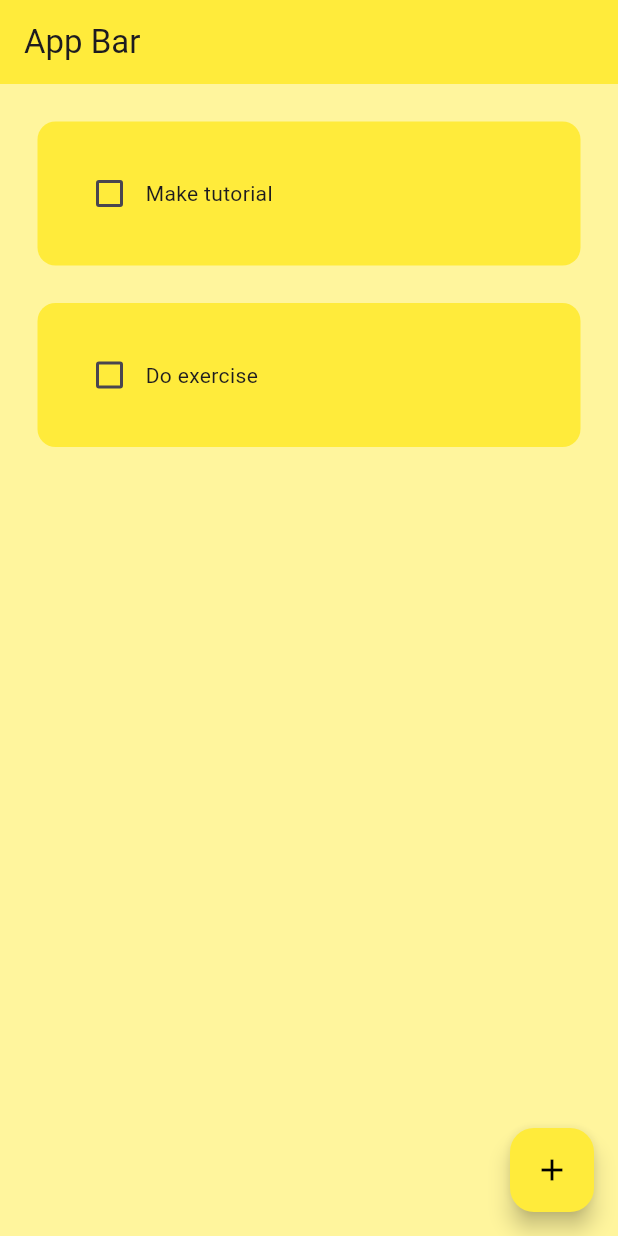
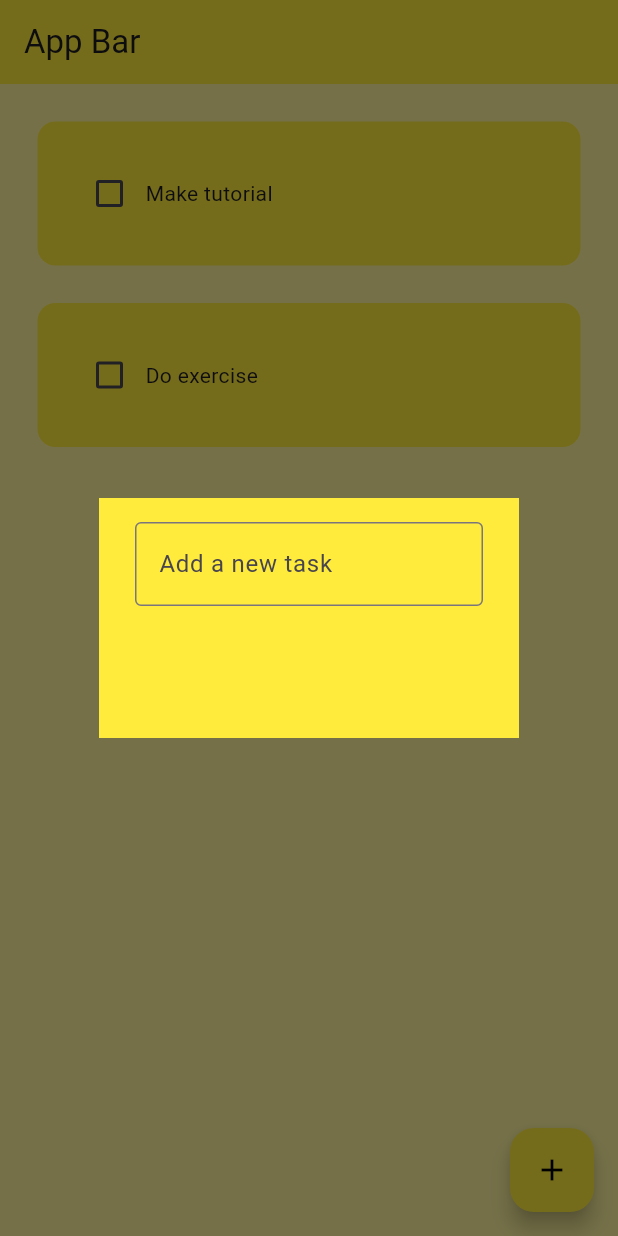
Before and after one commit to Slimcent/To_Do_List_Flutter, a Flutter app: the screen it shows after launch, after a tap on the "add" icon, on a phone screen of 412 x 824 dp. Run offline on Flutter 3.47's test engine with Material 3 defaults, Android fonts, the phone set to English and light mode, and no system bars.

Commit message:
Create a text widget

```diff
--- a/lib/pages/home_page.dart
+++ b/lib/pages/home_page.dart
@@ -1,4 +1,5 @@
 import 'package:flutter/material.dart';
+import 'package:to_do_app/utilities/dialog_box.dart';
 import 'package:to_do_app/utilities/todo_tile.dart';
 
 class HomePage extends StatefulWidget {
@@ -20,13 +21,22 @@ class _HomePageState extends State<HomePage> {
     });
   }
 
+  void createNewTask() {
+    showDialog(
+      context: context,
+      builder: (context) {
+        return DialogBox();
+      },
+    );
+  }
+
   @override
   Widget build(BuildContext context) {
     return Scaffold(
       backgroundColor: Colors.yellow[200],
       appBar: AppBar(title: Text("App Bar"), elevation: 0),
       floatingActionButton: FloatingActionButton(
-        onPressed: () {},
+        onPressed: createNewTask,
         child: Icon(Icons.add),
       ),
       body: ListView.builder(
--- /dev/null
+++ b/lib/utilities/dialog_box.dart
@@ -0,0 +1,26 @@
+import 'package:flutter/material.dart';
+
+class DialogBox extends StatelessWidget {
+  const DialogBox({super.key});
+
+  @override
+  Widget build(BuildContext context) {
+    return AlertDialog(
+      backgroundColor: Colors.yellow,
+      shape: RoundedRectangleBorder(borderRadius: BorderRadius.circular(0)),
+      content: SizedBox(
+        height: 120,
+        child: Column(
+          children: [
+            TextField(
+              decoration: InputDecoration(
+                border: OutlineInputBorder(),
+                hintText: "Add a new task",
+              ),
+            ),
+          ],
+        ),
+      ),
+    );
+  }
+}
```
